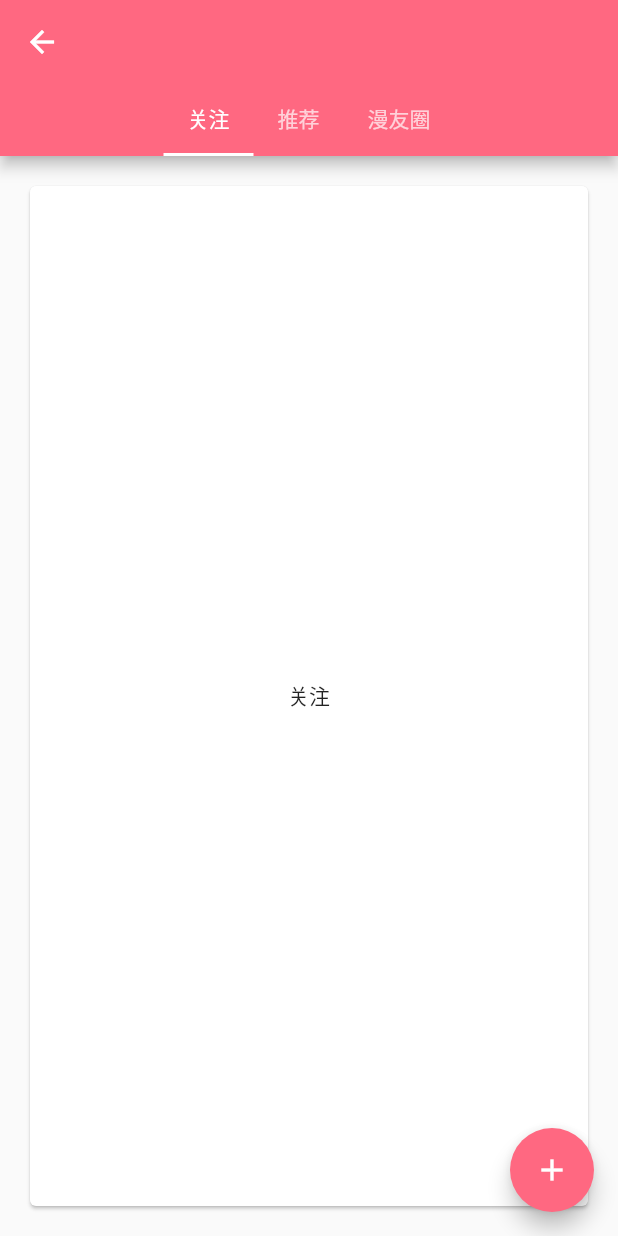
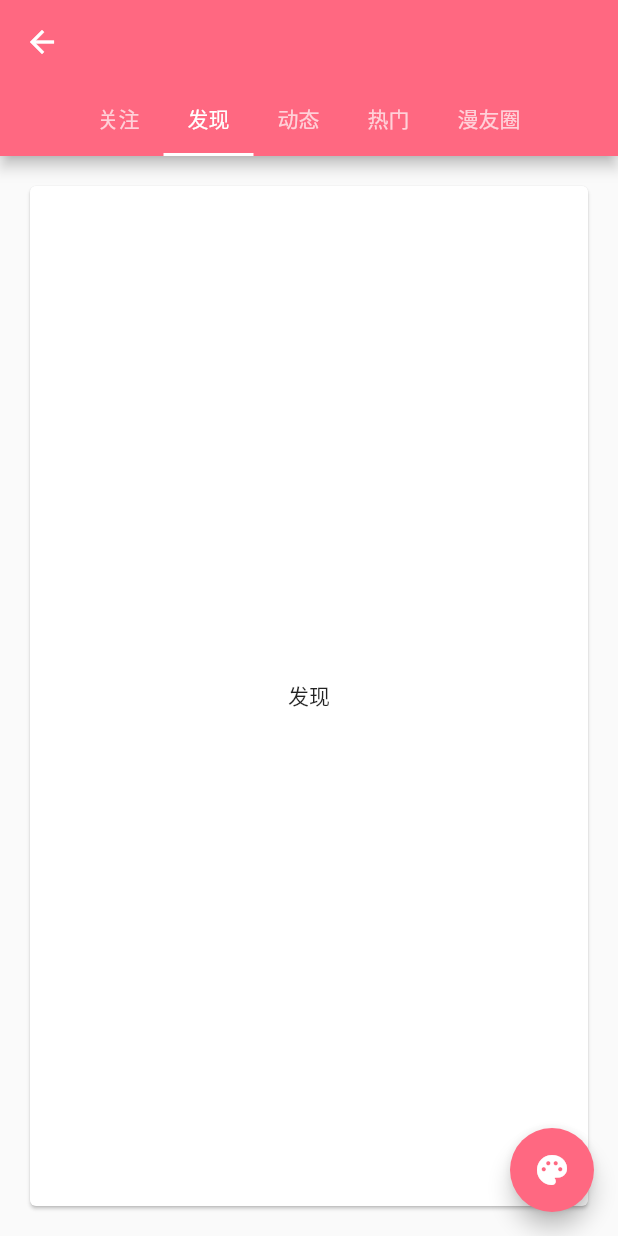
Before and after one commit to falstack/greedy, a Flutter app: the MainNote screen opened directly, on a phone screen of 412 x 824 dp. Run offline on Flutter 3.47's test engine with Material 2 defaults, Android fonts, the phone set to English and light mode, and no system bars; our stand-ins replace fluro; missing offline and left inert: flutter_webview_plugin; statements that could not run were skipped.

Commit message:
add: components

```diff
--- a/lib/views/main-note.dart
+++ b/lib/views/main-note.dart
@@ -12,13 +12,16 @@ class MainNote extends StatefulWidget {
 class _MainNoteState extends State<MainNote> {
   static const tabs = [
     '关注',
-    '推荐',
+    '发现',
+    '动态',
+    '热门',
     '漫友圈'
   ];
 
   @override
   Widget build(BuildContext context) {
     return new DefaultTabController(
+      initialIndex: 1,
       length: tabs.length,
       child: new Scaffold(
         appBar: AppBar(
@@ -53,7 +56,7 @@ class _MainNoteState extends State<MainNote> {
         ),
         floatingActionButton: new FloatingActionButton(
           tooltip: '发帖', // used by assistive technologies
-          child: new Icon(Icons.add),
+          child: new Icon(Icons.palette),
           backgroundColor: Theme.of(context).primaryColor,
           onPressed: () {
             App.router.navigateTo(context, '/webview?title=${Uri.encodeComponent('测试title')}&url=${Uri.encodeComponent('https://www.baidu.com')}', transition: TransitionType.native);
```
Also changed, not shown: lib/components/NoteItem.dart (added, +22 -0 lines).
